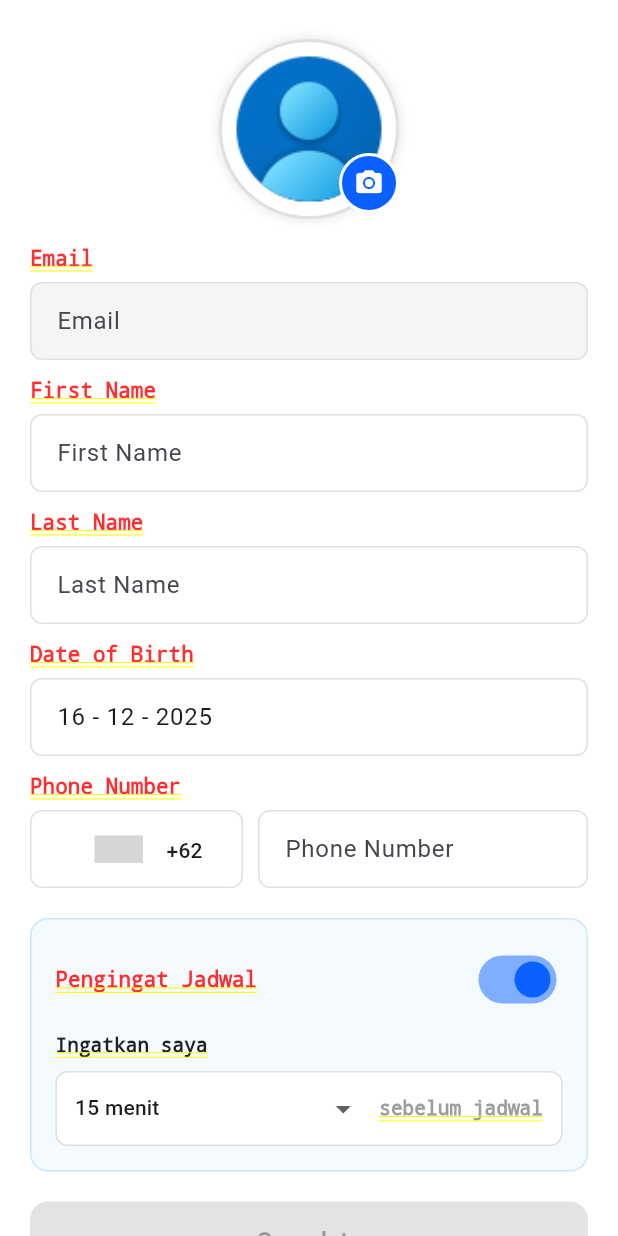
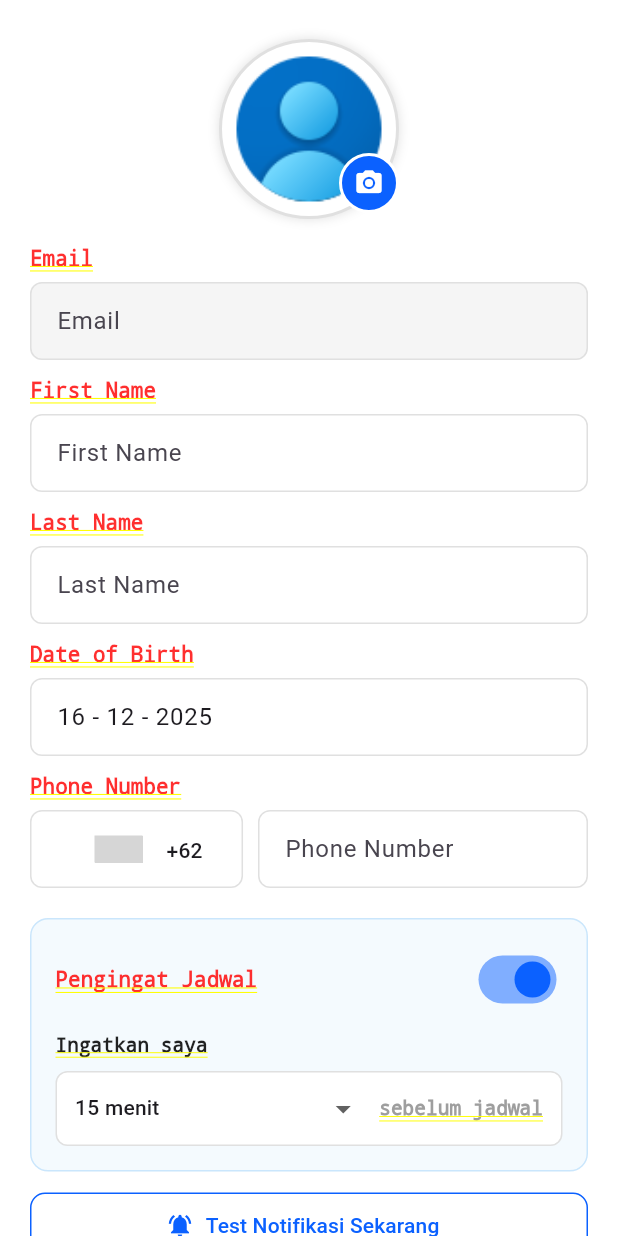
Before and after one commit to Luthfiashofaa/StudiGo-App, a Flutter app: the ProfileView screen opened by its route, on a phone screen of 412 x 824 dp. Run offline on Flutter 3.47's test engine with Material 3 defaults, Android fonts, the phone set to English and light mode, and no system bars; drawn by our look-alikes of country_code_picker; our stand-ins replace app_links, flutter_dotenv, flutter_local_notifications, get, image_picker, permission_handler and 3 more; accounts and stored records are empty; grey boxes are pictures that could not be loaded.

Commit message:
notification

```diff
--- a/lib/app/modules/views/profile/profile_view.dart
+++ b/lib/app/modules/views/profile/profile_view.dart
@@ -568,6 +568,32 @@ class ProfileView extends GetView<ProfileController> {
                           ),
                         ),
 
+                        const SizedBox(height: 12),
+
+                        // Test Notification Button
+                        OutlinedButton.icon(
+                          onPressed: () async {
+                            await Get.find<ProfileController>()
+                                .debugTestNotification();
+                            Get.snackbar(
+                              'Test Notifikasi',
+                              'Notifikasi test dikirim! Cek status bar Anda.',
+                              snackPosition: SnackPosition.BOTTOM,
+                              duration: const Duration(seconds: 3),
+                            );
+                          },
+                          icon: const Icon(Icons.notifications_active),
+                          label: const Text('Test Notifikasi Sekarang'),
+                          style: OutlinedButton.styleFrom(
+                            foregroundColor: primaryBlue,
+                            side: BorderSide(color: primaryBlue),
+                            minimumSize: Size.fromHeight(isTablet ? 48 : 44),
+                            shape: RoundedRectangleBorder(
+                              borderRadius: BorderRadius.circular(10),
+                            ),
+                          ),
+                        ),
+
                         SizedBox(height: isTablet ? 24 : 20),
                         Obx(
                           () => ElevatedButton(
```
Also changed, not shown: lib/app/data/services/notification_service.dart (+50 -2 lines), lib/app/modules/controllers/profile/profile_controller.dart (+35 -0 lines), 3 other files.
